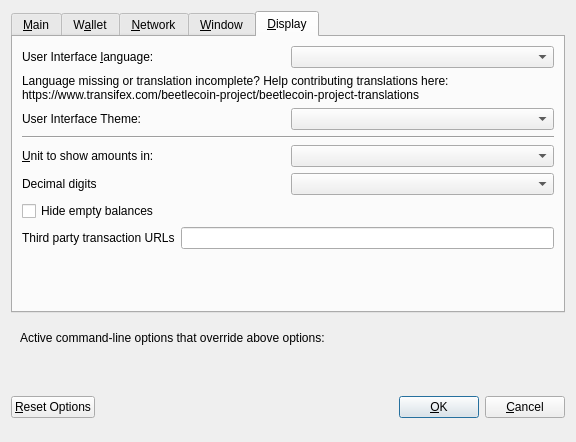
This is src/qt/forms/optionsdialog.ui in beetledev/Wallet as Qt 5 draws it before an edit. The edited form follows.
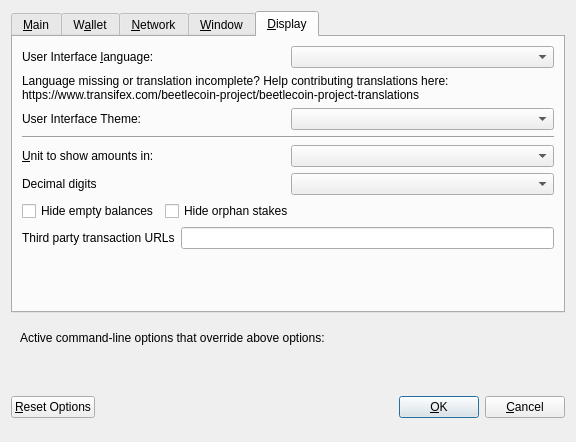
This is the edited form. The open tabs and pages were chosen to show the change. Custom widgets are drawn as their Qt base class.

```diff
--- a/src/qt/forms/optionsdialog.ui
+++ b/src/qt/forms/optionsdialog.ui
@@ -521,7 +521,7 @@
         </widget>
        </item>
        <item>
-        <layout class="QHBoxLayout" name="horizontalLayout_4_Display" stretch="0,0">
+        <layout class="QHBoxLayout" name="horizontalLayout_2_Display" stretch="0,0">
          <item>
           <widget class="QLabel" name="themeLabel">
            <property name="text">
@@ -542,7 +542,7 @@
         </widget>
        </item>
        <item>
-        <layout class="QHBoxLayout" name="horizontalLayout_2_Display">
+        <layout class="QHBoxLayout" name="horizontalLayout_3_Display">
          <item>
           <widget class="QLabel" name="unitLabel">
            <property name="text">
@@ -566,7 +566,7 @@
         </layout>
        </item>
        <item>
-        <layout class="QHBoxLayout" name="horizontalLayout_5_Display">
+        <layout class="QHBoxLayout" name="horizontalLayout_4_Display">
          <item>
           <widget class="QLabel" name="digitsLabel">
            <property name="text">
@@ -580,6 +580,8 @@
         </layout>
        </item>
        <item>
+        <layout class="QHBoxLayout" name="horizontalLayout_5_Display">
+         <item>
         <widget class="QCheckBox" name="checkBoxHideZeroBalances">
          <property name="toolTip">
           <string>Hide empty balances</string>
@@ -593,7 +595,32 @@
         </widget>
        </item>
        <item>
-        <layout class="QHBoxLayout" name="horizontalLayout_3_Display">
+          <widget class="QCheckBox" name="checkBoxHideOrphans">
+           <property name="toolTip">
+            <string>Hide orphan stakes in transaction lists</string>
+           </property>
+           <property name="text">
+            <string>Hide orphan stakes</string>
+           </property>
+          </widget>
+         </item>
+         <item>
+          <spacer name="horizontalSpacer">
+           <property name="orientation">
+            <enum>Qt::Horizontal</enum>
+           </property>
+           <property name="sizeHint" stdset="0">
+            <size>
+             <width>40</width>
+             <height>20</height>
+            </size>
+           </property>
+          </spacer>
+         </item>
+        </layout>
+       </item>
+       <item>
+        <layout class="QHBoxLayout" name="horizontalLayout_6_Display">
          <item>
           <widget class="QLabel" name="thirdPartyTxUrlsLabel">
            <property name="toolTip">
```
Left out of the diff: 2 changed lines with no effect on the pictures. Lines whose indentation alone changed are shown as unchanged.
